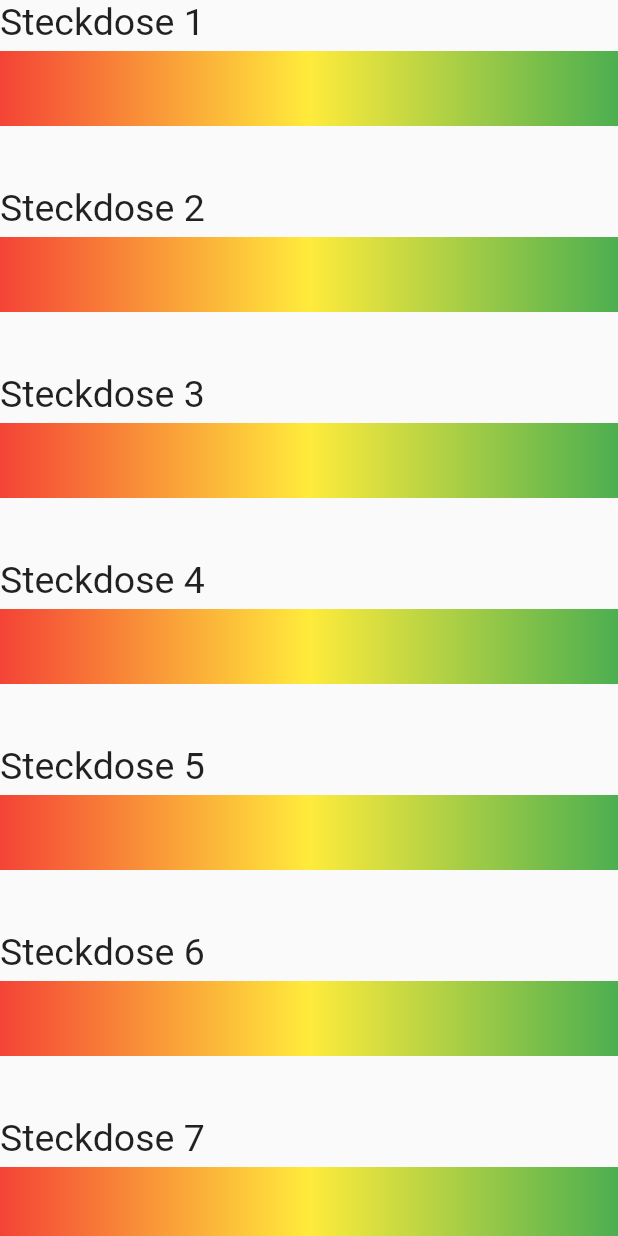
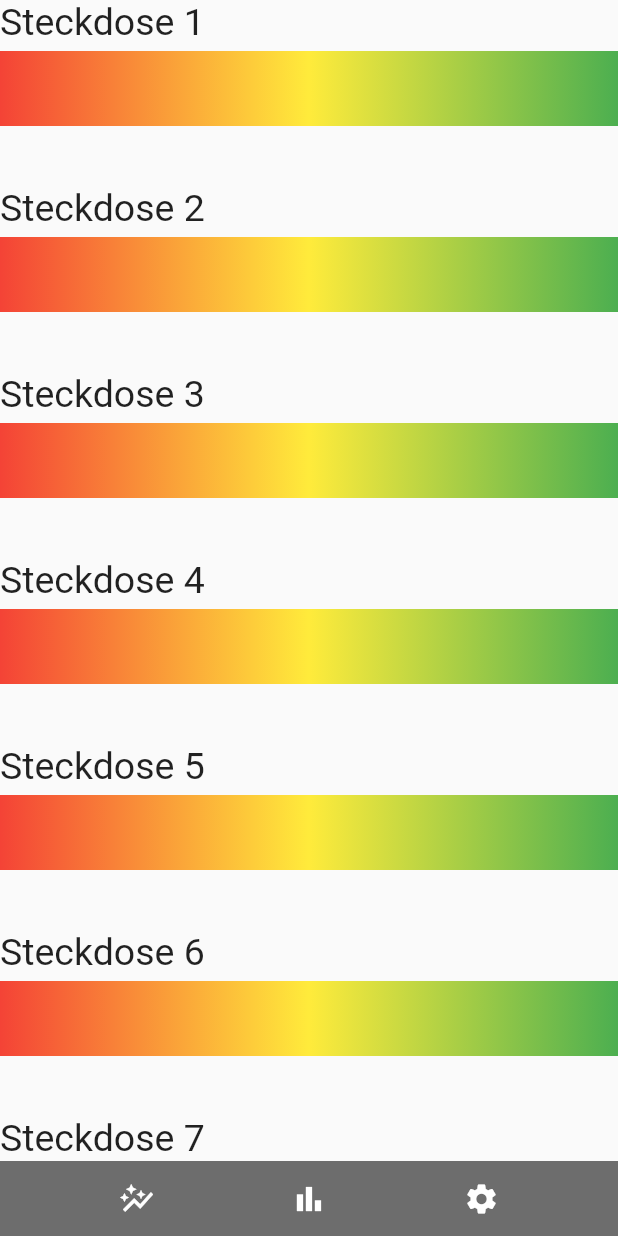
Before and after one commit to Nino678190/Quick-Compare, a Flutter app: the screen it shows after launch, on a phone screen of 412 x 824 dp. Run offline on Flutter 3.47's test engine with Material 2 defaults, Android fonts, the phone set to English and light mode, and no system bars.

Commit message:
added bottom nav bar

```diff
--- a/quick_compare/lib/main.dart
+++ b/quick_compare/lib/main.dart
@@ -69,7 +69,44 @@ class _QuickCompareState extends State<QuickCompare> {
                 );
               },
             ),
-          )
+          ),
+          Container(
+            color: Color(0xFF313131).withOpacity(0.7),
+            height: 50,
+            width: double.maxFinite,
+            child: Row(
+              mainAxisAlignment: MainAxisAlignment.spaceEvenly,
+              children: [
+                IconButton(
+                  onPressed: () {
+                    Navigator.pushNamed(context, '/');
+                  },
+                  icon: Icon(
+                    Icons.auto_graph,
+                    color: Colors.white,
+                  ),
+                ),
+                IconButton(
+                  onPressed: () {
+                    Navigator.pushNamed(context, '/discover');
+                  },
+                  icon: Icon(
+                    Icons.bar_chart,
+                    color: Colors.white,
+                  ),
+                ),
+                IconButton(
+                  onPressed: () {
+                    Navigator.pushNamed(context, '/mybookings');
+                  },
+                  icon: Icon(
+                    Icons.settings,
+                    color: Colors.white,
+                  ),
+                ),
+              ],
+            ),
+          ),
         ]
       ),
     );
```
